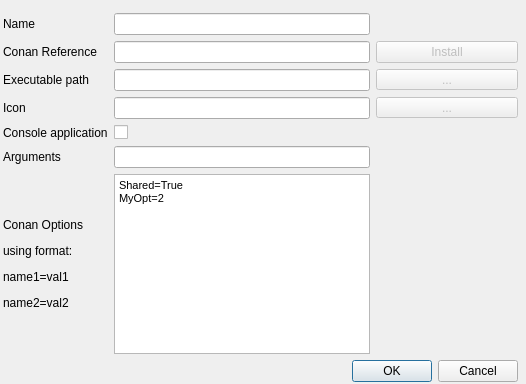
Old version of the form src/conan_app_launcher/ui/app_grid/app_edit.ui in the repository goszpeti/conan_explorer.
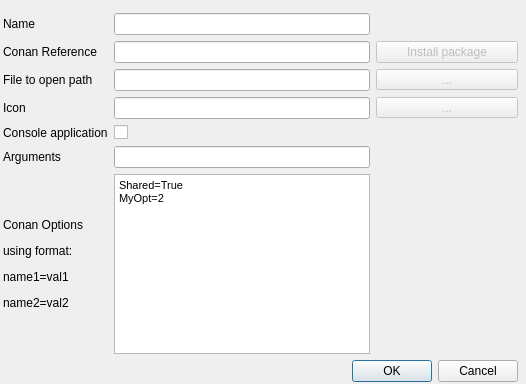
New version of the form. Custom widgets are drawn as their Qt base class.

Commit message: Feature/package editor (#75)

Patch:
```diff
--- a/src/conan_app_launcher/ui/app_grid/app_edit.ui
+++ b/src/conan_app_launcher/ui/app_grid/app_edit.ui
@@ -36,7 +36,7 @@
      <number>3</number>
     </property>
     <item>
-     <layout class="QGridLayout" name="gridLayout">
+     <layout class="QGridLayout" name="gridLayout" rowstretch="0,1,0,0,0,0,0">
       <item row="0" column="1">
        <widget class="QLineEdit" name="name_line_edit"/>
       </item>
@@ -119,7 +119,7 @@
       <item row="2" column="0">
        <widget class="QLabel" name="exec_path_label">
         <property name="text">
-         <string>Executable path</string>
+         <string>File to open path</string>
         </property>
        </widget>
       </item>
@@ -164,7 +164,7 @@
          <bool>false</bool>
         </property>
         <property name="text">
-         <string>Install</string>
+         <string>Install package</string>
         </property>
         <property name="flat">
          <bool>false</bool>
```
Left out of the diff: 21 changed lines with no effect on the pictures. The commit also changes 51 other files.
